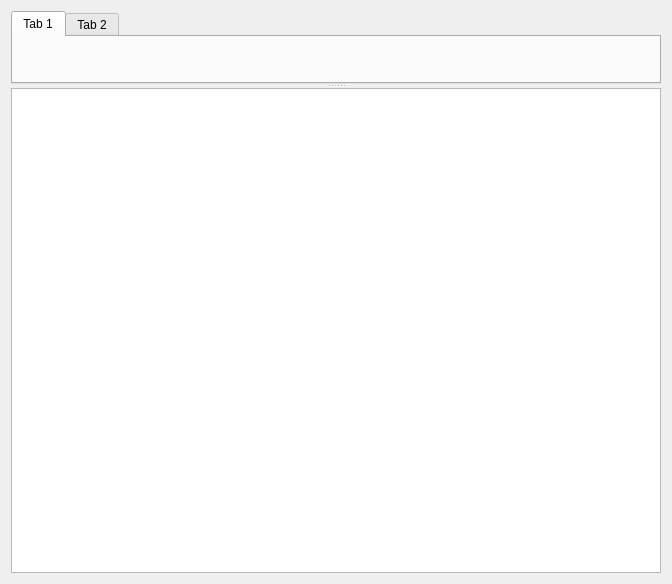
Before: the Qt Designer form gui/mainwindow.ui in Shmuma/grain-watering, drawn with Qt 5.
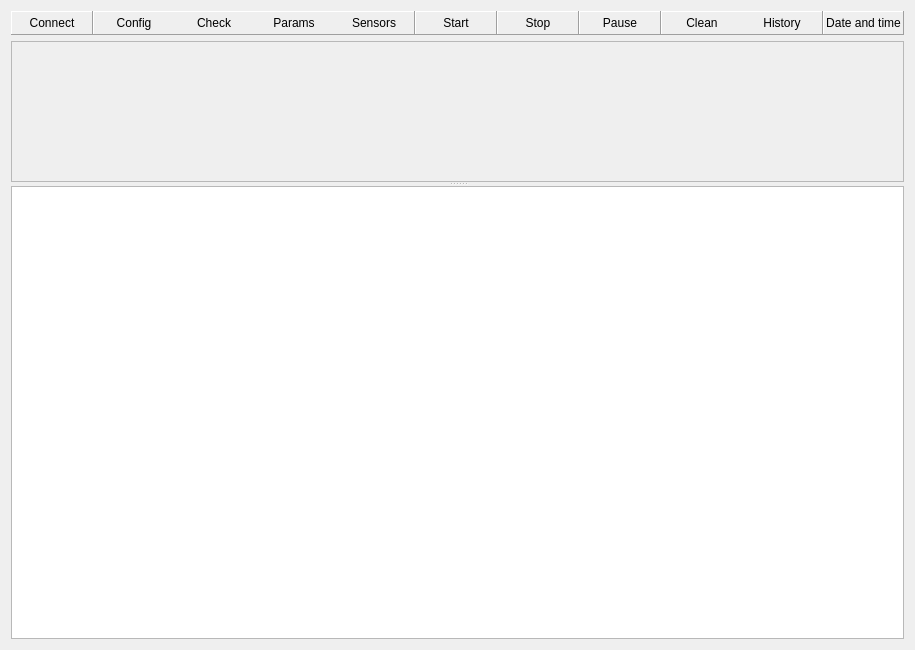
After: the same form once the commit is applied.

Commit message: GUI outline. Aligned top control menu. Implemented clock.

The edit to the form file:
```diff
--- a/gui/mainwindow.ui
+++ b/gui/mainwindow.ui
@@ -5,39 +5,371 @@
    <rect>
     <x>0</x>
     <y>0</y>
-    <width>672</width>
-    <height>584</height>
+    <width>596</width>
+    <height>650</height>
    </rect>
   </property>
   <property name="windowTitle" >
    <string>Plaun Controller</string>
   </property>
   <layout class="QVBoxLayout" >
+   <item>
+    <layout class="QHBoxLayout" >
+     <property name="spacing" >
+      <number>0</number>
+     </property>
+     <item>
+      <widget class="QFrame" name="frame" >
+       <property name="frameShape" >
+        <enum>QFrame::Panel</enum>
+       </property>
+       <property name="frameShadow" >
+        <enum>QFrame::Raised</enum>
+       </property>
+       <layout class="QVBoxLayout" >
+        <property name="leftMargin" >
+         <number>0</number>
+        </property>
+        <property name="topMargin" >
+         <number>0</number>
+        </property>
+        <property name="rightMargin" >
+         <number>0</number>
+        </property>
+        <property name="bottomMargin" >
+         <number>0</number>
+        </property>
+        <item>
+         <widget class="QPushButton" name="connectButton" >
+          <property name="text" >
+           <string>Connect</string>
+          </property>
+          <property name="checkable" >
+           <bool>true</bool>
+          </property>
+          <property name="flat" >
+           <bool>true</bool>
+          </property>
+         </widget>
+        </item>
+       </layout>
+      </widget>
+     </item>
+     <item>
+      <widget class="QFrame" name="frame_3" >
+       <property name="frameShape" >
+        <enum>QFrame::Panel</enum>
+       </property>
+       <property name="frameShadow" >
+        <enum>QFrame::Raised</enum>
+       </property>
+       <layout class="QHBoxLayout" >
+        <property name="spacing" >
+         <number>0</number>
+        </property>
+        <property name="leftMargin" >
+         <number>0</number>
+        </property>
+        <property name="topMargin" >
+         <number>0</number>
+        </property>
+        <property name="rightMargin" >
+         <number>0</number>
+        </property>
+        <property name="bottomMargin" >
+         <number>0</number>
+        </property>
+        <item>
+         <widget class="QPushButton" name="configButton" >
+          <property name="text" >
+           <string>Config</string>
+          </property>
+          <property name="checkable" >
+           <bool>true</bool>
+          </property>
+          <property name="flat" >
+           <bool>true</bool>
+          </property>
+         </widget>
+        </item>
+        <item>
+         <widget class="QPushButton" name="checkButton" >
+          <property name="text" >
+           <string>Check</string>
+          </property>
+          <property name="checkable" >
+           <bool>true</bool>
+          </property>
+          <property name="flat" >
+           <bool>true</bool>
+          </property>
+         </widget>
+        </item>
+        <item>
+         <widget class="QPushButton" name="paramsButton" >
+          <property name="text" >
+           <string>Params</string>
+          </property>
+          <property name="checkable" >
+           <bool>true</bool>
+          </property>
+          <property name="flat" >
+           <bool>true</bool>
+          </property>
+         </widget>
+        </item>
+        <item>
+         <widget class="QPushButton" name="sensorsButton" >
+          <property name="text" >
+           <string>Sensors</string>
+          </property>
+          <property name="checkable" >
+           <bool>true</bool>
+          </property>
+          <property name="flat" >
+           <bool>true</bool>
+          </property>
+         </widget>
+        </item>
+       </layout>
+      </widget>
+     </item>
+     <item>
+      <widget class="QFrame" name="frame_4" >
+       <property name="frameShape" >
+        <enum>QFrame::Panel</enum>
+       </property>
+       <property name="frameShadow" >
+        <enum>QFrame::Raised</enum>
+       </property>
+       <layout class="QVBoxLayout" >
+        <property name="leftMargin" >
+         <number>0</number>
+        </property>
+        <property name="topMargin" >
+         <number>0</number>
+        </property>
+        <property name="rightMargin" >
+         <number>0</number>
+        </property>
+        <property name="bottomMargin" >
+         <number>0</number>
+        </property>
+        <item>
+         <widget class="QPushButton" name="startButton" >
+          <property name="text" >
+           <string>Start</string>
+          </property>
+          <property name="checkable" >
+           <bool>true</bool>
+          </property>
+          <property name="flat" >
+           <bool>true</bool>
+          </property>
+         </widget>
+        </item>
+       </layout>
+      </widget>
+     </item>
+     <item>
+      <widget class="QFrame" name="frame_5" >
+       <property name="frameShape" >
+        <enum>QFrame::Panel</enum>
+       </property>
+       <property name="frameShadow" >
+        <enum>QFrame::Raised</enum>
+       </property>
+       <layout class="QVBoxLayout" >
+        <property name="leftMargin" >
+         <number>0</number>
+        </property>
+        <property name="topMargin" >
+         <number>0</number>
+        </property>
+        <property name="rightMargin" >
+         <number>0</number>
+        </property>
+        <property name="bottomMargin" >
+         <number>0</number>
+        </property>
+        <item>
+         <widget class="QPushButton" name="stopButton" >
+          <property name="text" >
+           <string>Stop</string>
+          </property>
+          <property name="checkable" >
+           <bool>true</bool>
+          </property>
+          <property name="flat" >
+           <bool>true</bool>
+          </property>
+         </widget>
+        </item>
+       </layout>
+      </widget>
+     </item>
+     <item>
+      <widget class="QFrame" name="frame_6" >
+       <property name="frameShape" >
+        <enum>QFrame::Panel</enum>
+       </property>
+       <property name="frameShadow" >
+        <enum>QFrame::Raised</enum>
+       </property>
+       <layout class="QVBoxLayout" >
+        <property name="leftMargin" >
+         <number>0</number>
+        </property>
+        <property name="topMargin" >
+         <number>0</number>
+        </property>
+        <property name="rightMargin" >
+         <number>0</number>
+        </property>
+        <property name="bottomMargin" >
+         <number>0</number>
+        </property>
+        <item>
+         <widget class="QPushButton" name="pauseButton" >
+          <property name="text" >
+           <string>Pause</string>
+          </property>
+          <property name="checkable" >
+           <bool>true</bool>
+          </property>
+          <property name="flat" >
+           <bool>true</bool>
+          </property>
+         </widget>
+        </item>
+       </layout>
+      </widget>
+     </item>
+     <item>
+      <widget class="QFrame" name="frame_7" >
+       <property name="frameShape" >
+        <enum>QFrame::Panel</enum>
+       </property>
+       <property name="frameShadow" >
+        <enum>QFrame::Raised</enum>
+       </property>
+       <layout class="QHBoxLayout" >
+        <property name="spacing" >
+         <number>0</number>
+        </property>
+        <property name="leftMargin" >
+         <number>0</number>
+        </property>
+        <property name="topMargin" >
+         <number>0</number>
+        </property>
+        <property name="rightMargin" >
+         <number>0</number>
+        </property>
+        <property name="bottomMargin" >
+         <number>0</number>
+        </property>
+        <item>
+         <widget class="QPushButton" name="cleanButton" >
+          <property name="text" >
+           <string>Clean</string>
+          </property>
+          <property name="checkable" >
+           <bool>true</bool>
+          </property>
+          <property name="flat" >
+           <bool>true</bool>
+          </property>
+         </widget>
+        </item>
+        <item>
+         <widget class="QPushButton" name="historyButton" >
+          <property name="text" >
+           <string>History</string>
+          </property>
+          <property name="checkable" >
+           <bool>true</bool>
+          </property>
+          <property name="flat" >
+           <bool>true</bool>
+          </property>
+         </widget>
+        </item>
+       </layout>
+      </widget>
+     </item>
+     <item>
+      <widget class="QFrame" name="frame_8" >
+       <property name="frameShape" >
+        <enum>QFrame::Panel</enum>
+       </property>
+       <property name="frameShadow" >
+        <enum>QFrame::Raised</enum>
+       </property>
+       <layout class="QHBoxLayout" >
+        <property name="spacing" >
+         <number>0</number>
+        </property>
+        <property name="leftMargin" >
+         <number>2</number>
+        </property>
+        <property name="topMargin" >
+         <number>2</number>
+        </property>
+        <property name="rightMargin" >
+         <number>2</number>
+        </property>
+        <property name="bottomMargin" >
+         <number>2</number>
+        </property>
+        <item>
+         <widget class="QLabel" name="dateAndTimeLabel" >
+          <property name="sizePolicy" >
+           <sizepolicy vsizetype="Maximum" hsizetype="Maximum" >
+            <horstretch>0</horstretch>
+            <verstretch>0</verstretch>
+           </sizepolicy>
+          </property>
+          <property name="text" >
+           <string>Date and time</string>
+          </property>
+          <property name="alignment" >
+           <set>Qt::AlignCenter</set>
+          </property>
+         </widget>
+        </item>
+       </layout>
+      </widget>
+     </item>
+    </layout>
+   </item>
    <item>
     <widget class="QSplitter" name="splitter" >
      <property name="orientation" >
       <enum>Qt::Vertical</enum>
      </property>
-     <widget class="QTabWidget" name="tabWidget" >
-      <property name="sizePolicy" >
-       <sizepolicy vsizetype="MinimumExpanding" hsizetype="Expanding" >
-        <horstretch>0</horstretch>
-        <verstretch>0</verstretch>
-       </sizepolicy>
+     <widget class="QFrame" name="frame_2" >
+      <property name="frameShape" >
+       <enum>QFrame::StyledPanel</enum>
       </property>
-      <property name="currentIndex" >
-       <number>0</number>
+      <property name="frameShadow" >
+       <enum>QFrame::Raised</enum>
       </property>
-      <widget class="QWidget" name="tab" >
-       <attribute name="title" >
-        <string>Tab 1</string>
-       </attribute>
-      </widget>
-      <widget class="QWidget" name="tab_2" >
-       <attribute name="title" >
-        <string>Tab 2</string>
-       </attribute>
-      </widget>
+      <layout class="QVBoxLayout" >
+       <item>
+        <spacer>
+         <property name="orientation" >
+          <enum>Qt::Vertical</enum>
+         </property>
+         <property name="sizeHint" >
+          <size>
+           <width>20</width>
+           <height>40</height>
+          </size>
+         </property>
+        </spacer>
+       </item>
+      </layout>
      </widget>
      <widget class="QTextBrowser" name="textBrowser" >
       <property name="sizePolicy" >
```
The commit also changes 2 other files.
